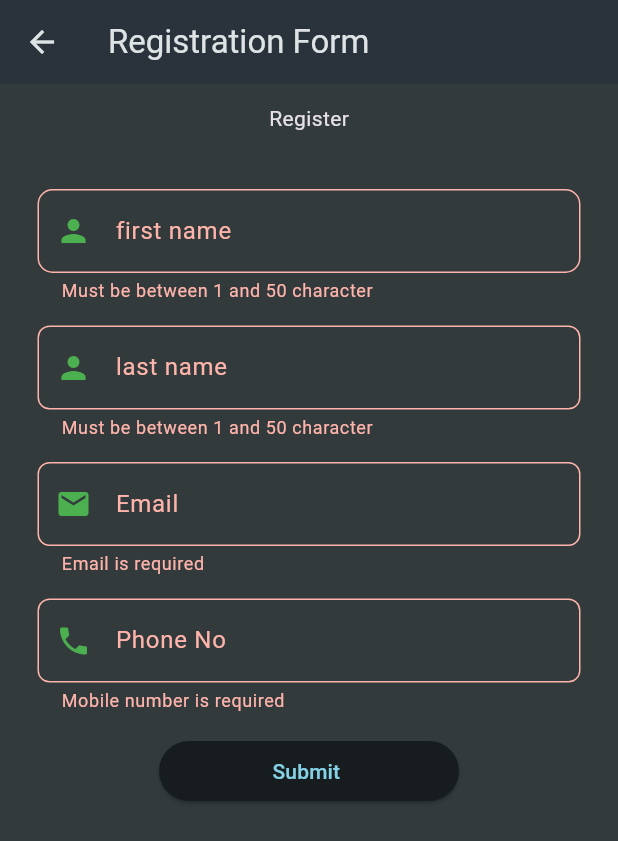
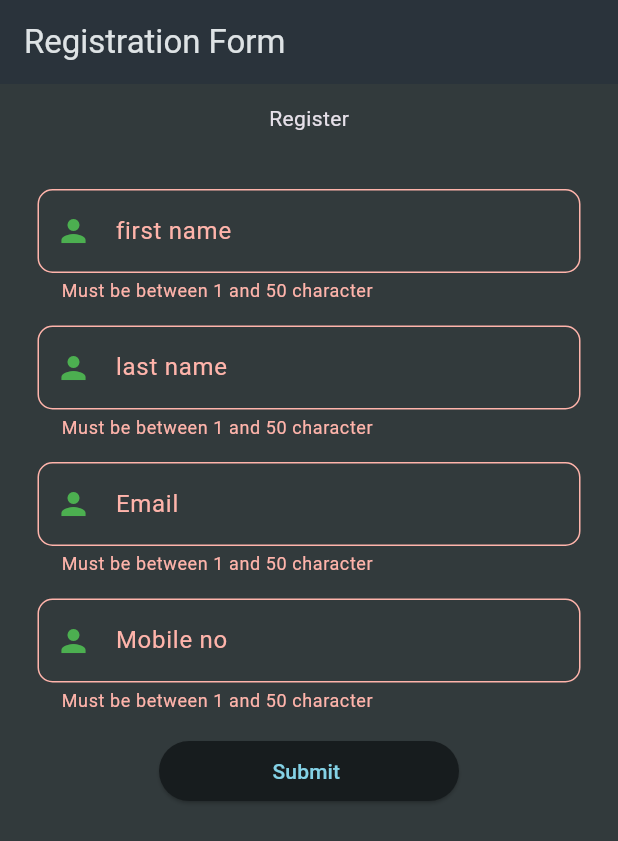
Before and after one commit to Arbaz015/shoppinglist_app, a Flutter app: the LoginForm screen opened directly, after a tap on "Submit", on a phone screen of 412 x 824 dp. Shown: the top 841 px of the screen. Run offline on Flutter 3.47's test engine with Material 3 defaults, Android fonts, the phone set to English and light mode, and no system bars; missing offline and left inert: dart:ffi.

```diff
--- a/lib/main.dart
+++ b/lib/main.dart
@@ -23,7 +23,7 @@ class MyApp extends StatelessWidget {
         ),
         scaffoldBackgroundColor: const Color.fromARGB(255, 50, 58, 60),
       ),
-      home: GroceryList(),
+      home: LoginForm(),
     );
   }
 }
--- /dev/null
+++ b/lib/model/login.dart
@@ -0,0 +1,38 @@
+import 'dart:ffi';
+
+class Login {
+  // Login(
+  //     {required this.fName,
+  //     required this.lName,
+  //     required this.email,
+  //     required this.mob});
+
+  String fName = '';
+  String lName = '';
+  String email = '';
+  int mob = 0;
+
+  String get name => fName;
+
+  set firstName(String value) {
+    fName = value;
+  }
+
+  String get lastName => lName;
+
+  set lastName(String value) {
+    lName = value;
+  }
+
+  String get userEmail => email;
+
+  set userEmail(String value) {
+    email = value;
+  }
+
+  int get userMob => mob;
+
+  set userMob(int value) {
+    mob = value;
+  }
+}
--- a/lib/widgets/login_form.dart
+++ b/lib/widgets/login_form.dart
@@ -1,4 +1,8 @@
+import 'dart:ffi';
+
 import 'package:flutter/material.dart';
+import 'package:shoppinglist_app/model/login.dart';
+import 'package:shoppinglist_app/widgets/login_data.dart';
 import 'package:shoppinglist_app/widgets/textformdeco.dart';
 
 class LoginForm extends StatefulWidget {
@@ -41,9 +45,21 @@ String? validateMobileNumber(String? value) {
 
 class _LoginFormState extends State<LoginForm> {
   final _formKey = GlobalKey<FormState>();
+  final Login login = Login();
+  // var _fName = '';
+  // var lName = '';
+  // var email = '';
+  // var mob;
 
   void _saveItem() {
     _formKey.currentState!.validate();
+    _formKey.currentState!.save();
+
+    Navigator.of(context).push(MaterialPageRoute(
+      builder: (context) => LoginData(
+        login: login,
+      ),
+    ));
   }
 
   @override
@@ -84,46 +100,101 @@ class _LoginFormState extends State<LoginForm> {
                               ),
                             ),
                             validator: validateName,
+                            onSaved: (newValue) => login.firstName = newValue!,
                           ),
                           const SizedBox(
                             height: 15,
                           ),
-                          TextFormDeco(
-                            lableText: 'last name',
-                            hintText: 'Last Name',
-                            icons: const Icon(
-                              Icons.person,
-                              color: Colors.green,
+                          TextFormField(
+                            decoration: InputDecoration(
+                              label: const Text('last name'),
+                              border: OutlineInputBorder(
+                                borderRadius: BorderRadius.circular(10.0),
+                              ),
+                              hintText: 'Enter last Name',
+                              prefixIcon: const Icon(
+                                Icons.person,
+                                color: Colors.green,
+                              ),
                             ),
                             validator: validateName,
-                            inputType: TextInputType.text,
+                            onSaved: (newValue) => login.lastName = newValue!,
                           ),
                           const SizedBox(
                             height: 15,
                           ),
-                          TextFormDeco(
-                            lableText: 'Email',
-                            hintText: 'Email',
-                            icons: const Icon(
-                              Icons.email,
-                              color: Colors.green,
+                          TextFormField(
+                            decoration: InputDecoration(
+                              label: const Text('Email'),
+                              border: OutlineInputBorder(
+                                borderRadius: BorderRadius.circular(10.0),
+                              ),
+                              hintText: 'Enter Email',
+                              prefixIcon: const Icon(
+                                Icons.person,
+                                color: Colors.green,
+                              ),
                             ),
-                            inputType: TextInputType.text,
-                            validator: validateEmail,
+                            validator: validateName,
+                            onSaved: (newValue) => login.userEmail = newValue!,
                           ),
                           const SizedBox(
                             height: 15,
                           ),
-                          TextFormDeco(
-                            lableText: 'Phone No',
-                            hintText: 'Phone no',
-                            icons: const Icon(
-                              Icons.phone,
-                              color: Colors.green,
+                          TextFormField(
+                            decoration: InputDecoration(
+                              label: const Text('Mobile no'),
+                              border: OutlineInputBorder(
+                                borderRadius: BorderRadius.circular(10.0),
+                              ),
+                              hintText: 'Mobile no',
+                              prefixIcon: const Icon(
+                                Icons.person,
+                                color: Colors.green,
+                              ),
                             ),
-                            inputType: TextInputType.number,
-                            validator: validateMobileNumber,
+                            validator: validateName,
+                            onSaved: (newValue) =>
+                                login.userMob = int.parse(newValue!),
                           ),
+                          // TextFormDeco(
+                          //   lableText: 'last name',
+                          //   hintText: 'Last Name',
+                          //   icons: const Icon(
+                          //     Icons.person,
+                          //     color: Colors.green,
+                          //   ),
+                          //   validator: validateName,
+                          //   inputType: TextInputType.text,
+
+                          // ),
+                          // const SizedBox(
+                          //   height: 15,
+                          // ),
+                          // TextFormDeco(
+                          //   lableText: 'Email',
+                          //   hintText: 'Email',
+                          //   icons: const Icon(
+                          //     Icons.email,
+                          //     color: Colors.green,
+                          //   ),
+                          //   inputType: TextInputType.text,
+                          //   validator: validateEmail,
+                          //   onSave: ,
+                          // ),
+                          // const SizedBox(
+                          //   height: 15,
+                          // ),
+                          // TextFormDeco(
+                          //   lableText: 'Phone No',
+                          //   hintText: 'Phone no',
+                          //   icons: const Icon(
+                          //     Icons.phone,
+                          //     color: Colors.green,
+                          //   ),
+                          //   inputType: TextInputType.number,
+                          //   validator: validateMobileNumber,
+                          // ),
                           const SizedBox(
                             height: 15,
                           ),
--- a/lib/widgets/textformdeco.dart
+++ b/lib/widgets/textformdeco.dart
@@ -7,7 +7,9 @@ class TextFormDeco extends StatelessWidget {
       // required this.validator,
       required this.icons,
       required this.inputType,
-      required this.validator});
+      required this.validator,
+      required,
+      required this.onSave});
 
   // const TextFormDeco(
   //   this.lableText,
@@ -24,6 +26,7 @@ class TextFormDeco extends StatelessWidget {
   final TextInputType inputType;
   final String? Function(String?)?
       validator; // Validation function as an argument
+  final String? Function(String) onSave;
 
   @override
   Widget build(BuildContext context) {
--- a/pubspec.yaml
+++ b/pubspec.yaml
@@ -35,6 +35,7 @@ dependencies:
   # The following adds the Cupertino Icons font to your application.
   # Use with the CupertinoIcons class for iOS style icons.
   cupertino_icons: ^1.0.8
+  http: ^1.3.0
 
 dev_dependencies:
   flutter_test:
```
Also changed, not shown: lib/widgets/grocery_list.dart (+60 -16 lines), lib/widgets/login_data.dart (added, +21 -0 lines), lib/widgets/new_item.dart (+29 -5 lines), lib/model/grocery_item.dart (deleted), pubspec.lock.
